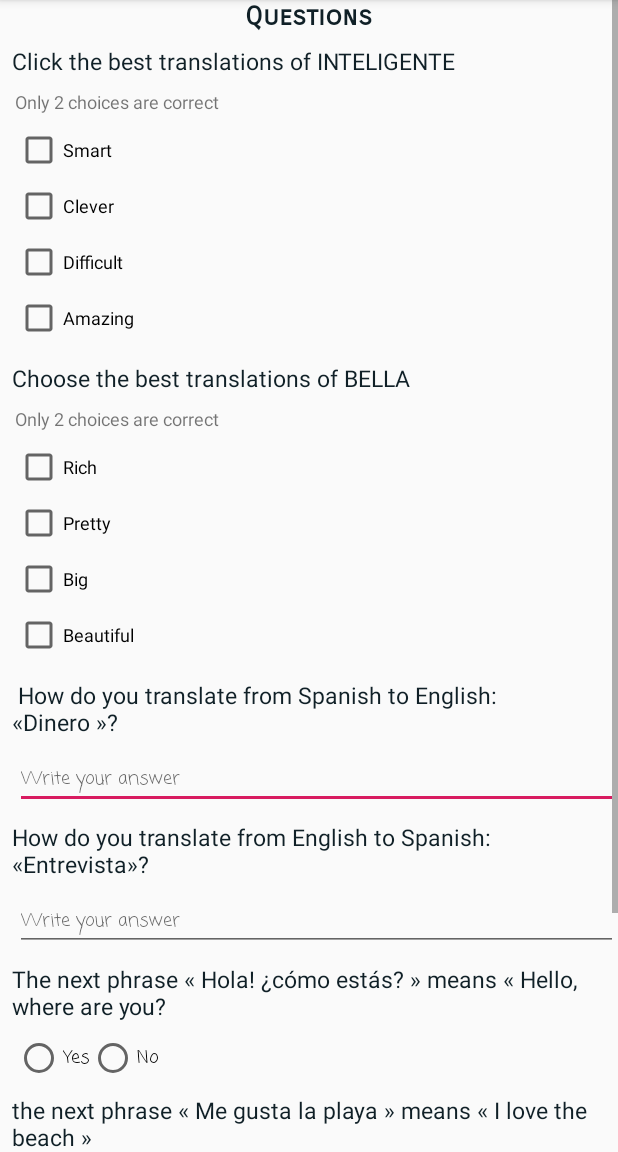
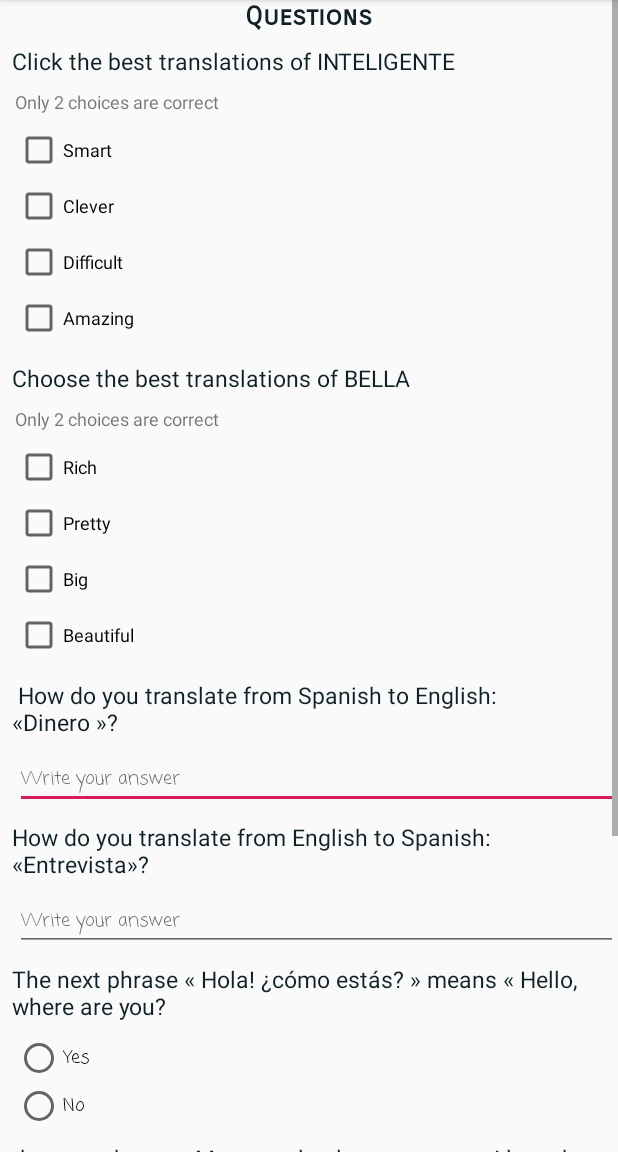
Before and after one commit to ZMC-dev/SpanishVocabularyQuiz, an Android app: the SecondActivity screen opened directly, with no data from a screen before it, on a phone screen of 412 x 824 dp, the part 84-1236 px from its top. Run offline under Robolectric (Android 15) with nearby library versions, the phone set to English and light mode, and no system bars.

Commit message:
this version works ! I must to improve design

```diff
--- a/app/src/main/res/layout/activity_second.xml
+++ b/app/src/main/res/layout/activity_second.xml
@@ -16,6 +16,7 @@
             android:layout_width="wrap_content"
             android:layout_height="wrap_content"
             android:layout_gravity="center"
+            android:focusable="true"
             android:fontFamily="sans-serif-smallcaps"
             android:text="Questions"
             android:textColor="#102027"
@@ -149,6 +150,11 @@
                 android:layout_marginLeft="10sp"
                 android:orientation="horizontal">
 
+                <RadioGroup
+                    android:id="@+id/radioGroup_Q5"
+                    android:layout_width="wrap_content"
+                    android:layout_height="wrap_content">
+
                     <RadioButton
                         android:id="@+id/Q5_optionYes"
                         style="@style/RadioButtonChoice"
@@ -158,6 +164,8 @@
                         android:id="@+id/Q5_optionNo"
                         style="@style/RadioButtonChoice"
                         android:text="No" />
+
+                </RadioGroup>
 
             </LinearLayout>
 
@@ -178,6 +186,11 @@
                 android:layout_marginLeft="10dp"
                 android:orientation="horizontal">
 
+                <RadioGroup
+                    android:id="@+id/radioGroup_Q6"
+                    android:layout_width="wrap_content"
+                    android:layout_height="wrap_content">
+
                     <RadioButton
                         android:id="@+id/Q6_optionYes"
                         style="@style/RadioButtonChoice"
@@ -188,6 +201,8 @@
                         style="@style/RadioButtonChoice"
                         android:text="No" />
 
+                </RadioGroup>
+
             </LinearLayout>
 
         </LinearLayout>
@@ -197,36 +212,25 @@
             android:layout_width="wrap_content"
             android:layout_height="wrap_content"
             android:layout_gravity="center"
-            android:onClick="submitAnswers"
             android:text="Submit Answers" />
 
 
-
         <TextView
-            android:id="@+id/answer_summary_textView"
+            android:id="@+id/summary_tex_view"
             android:layout_width="wrap_content"
             android:layout_height="wrap_content"
-            android:text="Answers Summary: "
-            android:textSize="20sp"
-            android:layout_marginTop="10dp"
-            android:layout_gravity="center"/>
+            android:layout_gravity="center"
+            android:padding="20dp"
+            android:text = ""/>
 
-        <TextView
+        <Button
+            android:id="@+id/btn_reset"
             android:layout_width="wrap_content"
             android:layout_height="wrap_content"
-            android:text="Score: "
-            android:textSize="20sp"
-            android:layout_marginTop="10dp"
-            android:layout_gravity="center"/>
+            android:layout_gravity="center"
+            android:layout_marginTop="30dp"
+            android:text="Reset Quiz" />
 
-        <TextView
-            android:id="@+id/score_text_view"
-            android:layout_width="wrap_content"
-            android:layout_height="wrap_content"
-            android:text="0"
-            android:textSize="20sp"
-            android:layout_marginTop="10dp"
-            android:layout_gravity="center"/>
 
     </LinearLayout>
 
--- a/app/src/main/res/values/styles.xml
+++ b/app/src/main/res/values/styles.xml
@@ -16,7 +16,6 @@
         <item name="android:layout_marginLeft">10dp</item>
         <item name="android:textSize">12sp</item>
         <item name="android:fontFamily">sans-serif</item>
-        <item name="android:onClick">onCheckboxClicked</item>
 
     </style>
 
@@ -48,7 +47,6 @@
         <item name="android:layout_height">wrap_content</item>
         <item name="android:textSize">12sp</item>
         <item name="android:inputType">textCapWords</item>
-        <item name="android:onClick">"onRadioButtonClicked"</item>
         <item name="android:fontFamily">casual</item>
 
     </style>
```
Also changed, not shown: app/src/main/java/com/example/android/spanishvocabularyquiz/SecondActivity.java (+67 -128 lines). Lines whose indentation alone changed are shown as unchanged.
